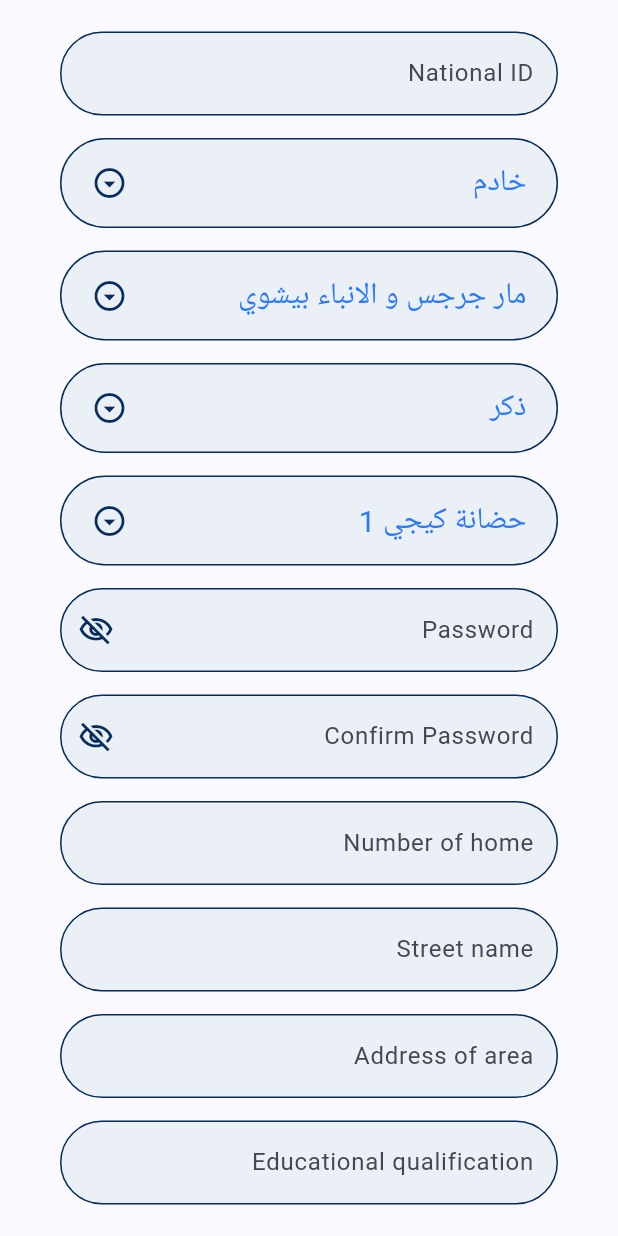
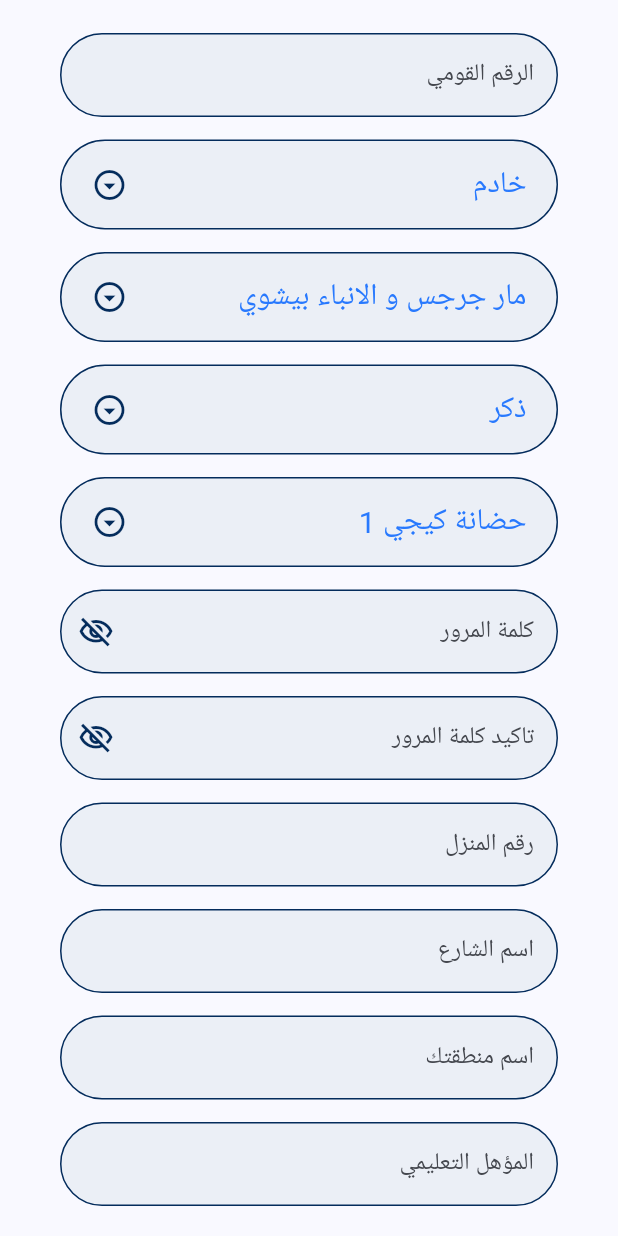
Before and after one commit to MinaYasser100/Faithful-Servant, a Flutter app: the RegisterView screen opened by its route, scrolled down 576 dp, on a phone screen of 412 x 824 dp. Run offline on Flutter 3.47's test engine with Material 3 defaults, Android fonts, the light colour scheme and no system bars; our stand-ins replace cloud_firestore, firebase_auth, firebase_core, firebase_storage, flutter_animate, flutter_bloc and 5 more; accounts and stored records are empty; network calls fail; Roboto replaces fonts that are missing (Cairo).

Commit message:
handle the language in register view

```diff
--- a/lib/core/function/address_of_area_validator.dart
+++ b/lib/core/function/address_of_area_validator.dart
@@ -1,6 +1,8 @@
+import 'package:get/get.dart';
+
 String? addressOfAreaValidator(value) {
   if (value!.isEmpty) {
-    return "Please, enter your area of name!";
+    return "Please, enter your area of name!".tr;
   }
   return null;
 }
--- a/lib/core/function/confirm_password_validator.dart
+++ b/lib/core/function/confirm_password_validator.dart
@@ -1,11 +1,13 @@
+import 'package:get/get.dart';
+
 String? confirmPasswordValidator(String? value, String originalPassword) {
   if (value == null || value.isEmpty) {
-    return 'Please enter the confirm password.';
+    return 'Please enter password again.'.tr;
   }
 
   // Check if the entered password matches the original password
   if (value != originalPassword) {
-    return 'Passwords do not match.';
+    return 'Passwords do not match.'.tr;
   }
 
   // Return null if the input is valid
--- a/lib/core/function/educational_qualification_validator.dart
+++ b/lib/core/function/educational_qualification_validator.dart
@@ -1,6 +1,8 @@
+import 'package:get/get.dart';
+
 String? educationalQualificationValidator(value) {
   if (value!.isEmpty) {
-    return 'Please, enter your educational qualification';
+    return 'Please, enter your educational qualification'.tr;
   }
   return null;
 }
--- a/lib/core/function/father_of_conession_validator.dart
+++ b/lib/core/function/father_of_conession_validator.dart
@@ -1,6 +1,8 @@
+import 'package:get/get.dart';
+
 String? fatherOfConessionValidator(value) {
   if (value!.isEmpty) {
-    return 'Please, enter your father of confession';
+    return 'Please, enter your father of confession'.tr;
   }
   return null;
 }
--- a/lib/core/function/name_validator.dart
+++ b/lib/core/function/name_validator.dart
@@ -1,10 +1,12 @@
+import 'package:get/get.dart';
+
 String? nameValidator(value) {
   if (value!.isEmpty) {
-    return 'Please enter your full name';
+    return 'Please enter your full name'.tr;
   }
   List<String> names = value.split(' ');
   if (names.length != 4) {
-    return 'Please enter your full name';
+    return 'Please enter your full name'.tr;
   }
   return null;
 }
--- a/lib/core/function/national_id_validator.dart
+++ b/lib/core/function/national_id_validator.dart
@@ -1,10 +1,12 @@
+import 'package:get/get.dart';
+
 String? nationalIdValidator(value) {
   if (value!.isEmpty) {
-    return 'Please enter your National ID';
+    return 'Please enter your National ID'.tr;
   }
   String idDigits = value.replaceAll(RegExp(r'[^0-9]'), '');
   if (idDigits.length != 14) {
-    return 'National ID should contain 14 digits';
+    return 'National ID should contain 14 digits'.tr;
   }
   return null;
 }
--- a/lib/core/function/number_of_home_validator.dart
+++ b/lib/core/function/number_of_home_validator.dart
@@ -1,16 +1,9 @@
+import 'package:get/get.dart';
+
 String? numberOfHomeValidator(String? value) {
   if (value == null || value.isEmpty) {
-    return 'Please enter a number.';
+    return 'Please enter a number of home.'.tr;
   }
-
-  // Define a regular expression for a single digit
-  RegExp singleDigitRegex = RegExp(r'^\d$');
-
-  // Check if the input matches the required pattern
-  if (!singleDigitRegex.hasMatch(value)) {
-    return 'Please enter exactly one number.';
-  }
-
   // Return null if the input is valid
   return null;
 }
--- a/lib/core/function/password_validator.dart
+++ b/lib/core/function/password_validator.dart
@@ -1,11 +1,13 @@
+import 'package:get/get.dart';
+
 String? passwordVaildator(value) {
   RegExp regex =
       RegExp(r'^(?=.*?[A-Z])(?=.*?[a-z])(?=.*?[0-9])(?=.*?[!@#\$&*~]).{8,}$');
   if (value!.isEmpty) {
-    return 'You must enter a password !';
+    return 'You must enter a password !'.tr;
   } else {
     if (!regex.hasMatch(value)) {
-      return 'This password is weak !';
+      return 'This password is weak !'.tr;
     } else {
       return null;
     }
--- a/lib/core/function/phone_validator.dart
+++ b/lib/core/function/phone_validator.dart
@@ -1,10 +1,12 @@
+import 'package:get/get.dart';
+
 String? phoneValidator(value) {
   if (value!.isEmpty) {
-    return 'Please enter your phone number';
+    return 'Please enter your phone number'.tr;
   }
   String phoneDigits = value.replaceAll(RegExp(r'[^0-9]'), '');
   if (phoneDigits.length != 11) {
-    return 'Phone number should contain 11 digits';
+    return 'Phone number should contain 11 digits'.tr;
   }
   return null;
 }
--- a/lib/core/function/street_name_validator.dart
+++ b/lib/core/function/street_name_validator.dart
@@ -1,6 +1,8 @@
+import 'package:get/get.dart';
+
 String? streetNameValidator(value) {
   if (value!.isEmpty) {
-    return "Please, enter your street name!";
+    return "Please, enter your street name!".tr;
   }
   return null;
 }
--- a/lib/core/helper/local/app_locale.dart
+++ b/lib/core/helper/local/app_locale.dart
@@ -20,6 +20,39 @@ class Applocal implements Translations {
           "Get Start": 'هيا نبدا',
           "Login": 'تسجيل الدخول',
           'Register': 'انشاء حساب جديد',
+          "successfully uploading image": 'نجحت عملية تحميل الصورة',
+          'Loading...': '...تحميل',
+          'Successfully Registration': 'نجحت عملية انشاء الحساب',
+          'The registration is successful, now go to the login':
+              'لقد نجحت عملية التسجيل يمكنك الان الذهاب الي صفحة تسجيل الدخول',
+          'Go To Login': 'تسجيل الدخول',
+          'Create Account': 'انشاء حساب جديد',
+          'Name': 'الاسم',
+          'Please enter your full name': 'ادخل اسمك رباعي',
+          'Phone number 1': 'رقم المحمول الاول',
+          'Please enter your phone number': 'ادخل رقم المحمول الاول',
+          'Phone number 2': 'رقم المحمول الثاني',
+          'Phone number should contain 11 digits':
+              'رقم المحمول يجب ان يكون 11 رقم',
+          'National ID': 'الرقم القومي',
+          'Please enter your National ID': 'ادخل الرقم القومي الخاص بك',
+          'National ID should contain 14 digits':
+              'الرقم القومي يجب ان يكون 14 رقم',
+          'You must enter a password !': 'يجب ان تنشئ كلمة مرور',
+          'This password is weak !': 'كلمة المرور ضعيف',
+          'Confirm Password': 'تاكيد كلمة المرور',
+          'Please enter password again.': 'ادخل كلمة المرور مجددا',
+          'Passwords do not match.': 'كلمة المرور غير صحيحة',
+          'Number of home': 'رقم المنزل',
+          'Please enter a number of home.': 'ادخل رقم المنزل',
+          'Street name': 'اسم الشارع',
+          "Please, enter your street name!": 'ادخل اسم الشارع',
+          'Address of area': 'اسم منطقتك',
+          "Please, enter your area of name!": 'ادخل اسم المنطقتك',
+          'Educational qualification': 'المؤهل التعليمي',
+          'Please, enter your educational qualification': 'ادخل مؤهلك التعليمي',
+          'Father of confession': 'اب الاعتراف',
+          'Please, enter your father of confession': 'ادخل اب اعترافك',
         },
         "en": {
           'email': 'Email',
@@ -37,6 +70,42 @@ class Applocal implements Translations {
           "Get Start": "Get Start",
           "Login": "Login",
           'Register': 'Register',
+          "successfully uploading image": "successfully uploading image",
+          'Loading...': 'Loading...',
+          'Successfully Registration': 'Successfully Registration',
+          'The registration is successful, now go to the login':
+              'The registration is successful, now go to the login',
+          'Go To Login': 'Go To Login',
+          'Create Account': 'Create Account',
+          'Name': 'Name',
+          'Please enter your full name': 'Please enter your full name',
+          'Phone number 1': 'Phone number 1',
+          'Please enter your phone number': 'Please enter your phone number',
+          'Phone number 2': 'Phone number 2',
+          'Phone number should contain 11 digits':
+              'Phone number should contain 11 digits',
+          'National ID': 'National ID',
+          'Please enter your National ID': 'Please enter your National ID',
+          'National ID should contain 14 digits':
+              'National ID should contain 14 digits',
+          'You must enter a password !': 'You must enter a password !',
+          'This password is weak !': 'This password is weak !',
+          'Confirm Password': 'Confirm Password',
+          'Please enter password again.': 'Please enter password again.',
+          'Passwords do not match.': 'Passwords do not match.',
+          'Number of home': 'Number of home',
+          'Please enter a number of home.': 'Please enter a number of home.',
+          'Street name': 'Street name',
+          "Please, enter your street name!": "Please, enter your street name!",
+          'Address of area': 'Address of area',
+          "Please, enter your area of name!":
+              "Please, enter your area of name!",
+          'Educational qualification': 'Educational qualification',
+          'Please, enter your educational qualification':
+              'Please, enter your educational qualification',
+          'Father of confession': 'Father of confession',
+          'Please, enter your father of confession':
+              'Please, enter your father of confession',
         },
       };
 }
--- a/lib/features/register/presentation/views/widgets/register_view_body_constent.dart
+++ b/lib/features/register/presentation/views/widgets/register_view_body_constent.dart
@@ -22,6 +22,7 @@ import 'package:faithful_servant/features/register/presentation/views/widgets/ch
 import 'package:flutter/material.dart';
 import 'package:flutter_bloc/flutter_bloc.dart';
 import 'package:flutter_easyloading/flutter_easyloading.dart';
+import 'package:get/get.dart';
 import '../../../../../core/function/successfully_show_dialog.dart';
 import 'profile_imge_widget.dart';
 
@@ -82,21 +83,21 @@ class _ReisterViewBodyContentState extends State<ReisterViewBodyContent> {
           if (state is RegisterCubitImageUploadingLoading ||
               state is RegisterCubitUserRgistrationLoading) {
             EasyLoading.show(
-              status: 'Loading...',
+              status: 'Loading...'.tr,
             );
           }
           if (state is RegisterCubitImageUploadingSuccess) {
             EasyLoading.dismiss();
-            customSnackBar(context, "successfully uploading image");
+            customSnackBar(context, "successfully uploading image".tr);
           }
           if (state is RegisterCubitPutUserInformationInFirebaseSuccess) {
             EasyLoading.dismiss();
             successfullyShowDialog(
               context: context,
-              titleText: 'Successfully Registration',
+              titleText: 'Successfully Registration'.tr,
               contentText:
-                  'لقد نجحت عملية التسجيل يمكنك الان الذهاب الي صفحة تسجيل الدخول',
-              buttonText: 'Go To Login',
+                  'The registration is successful, now go to the login'.tr,
+              buttonText: 'Go To Login'.tr,
             );
             widget.nameController.clear();
             widget.emailController.clear();
@@ -124,10 +125,10 @@ class _ReisterViewBodyContentState extends State<ReisterViewBodyContent> {
             children: [
               const NavigationBackButton(),
               const SizedBox(height: 50),
-              const Padding(
-                padding: EdgeInsets.only(left: 20),
+              Padding(
+                padding: const EdgeInsets.only(left: 20),
                 child: Text(
-                  'Create Account',
+                  'Create Account'.tr,
                   style: Styles.textStyle30,
                 ),
               ),
@@ -152,35 +153,35 @@ class _ReisterViewBodyContentState extends State<ReisterViewBodyContent> {
                       const SizedBox(height: 20),
                       CustomTextFromField(
                         textEditingController: widget.nameController,
-                        labelText: 'Name',
+                        labelText: 'Name'.tr,
                         keyboardType: TextInputType.name,
                         validator: nameValidator,
                       ),
                       const SizedBox(height: 15),
                       CustomTextFromField(
                         textEditingController: widget.emailController,
-                        labelText: 'Email',
+                        labelText: 'email'.tr,
                         keyboardType: TextInputType.emailAddress,
                         validator: emailValidator,
                       ),
                       const SizedBox(height: 15),
                       CustomTextFromField(
                         textEditingController: widget.phoneNum1Controller,
-                        labelText: 'Phone number 1',
+                        labelText: 'Phone number 1'.tr,
                         validator: phoneValidator,
                         keyboardType: TextInputType.phone,
                       ),
                       const SizedBox(height: 15),
                       CustomTextFromField(
                         textEditingController: widget.phoneNum2Controller,
-                        labelText: 'Phone number 2',
+                        labelText: 'Phone number 2'.tr,
                         validator: phoneValidator,
                         keyboardType: TextInputType.phone,
                       ),
                       const SizedBox(height: 15),
                       CustomTextFromField(
                         textEditingController: widget.nationalIDController,
-                        labelText: 'National ID',
+                        labelText: 'National ID'.tr,
                         keyboardType: TextInputType.number,
                         validator: nationalIdValidator,
                       ),
@@ -227,7 +228,7 @@ class _ReisterViewBodyContentState extends State<ReisterViewBodyContent> {
                       const SizedBox(height: 15),
                       CustomTextFromField(
                         textEditingController: widget.passwordController,
-                        labelText: 'Password',
+                        labelText: 'password'.tr,
                         iconData:
                             BlocProvider.of<RegisterCubit>(context).suffixIcon,
                         keyboardType: TextInputType.visiblePassword,
@@ -242,7 +243,7 @@ class _ReisterViewBodyContentState extends State<ReisterViewBodyContent> {
                       const SizedBox(height: 15),
                       CustomTextFromField(
                         textEditingController: widget.confirmPasswordController,
-                        labelText: 'Confirm Password',
+                        labelText: 'Confirm Password'.tr,
                         iconData: BlocProvider.of<RegisterCubit>(context)
                             .confirmSuffixIcon,
                         suffixOnPressed: () {
@@ -258,28 +259,28 @@ class _ReisterViewBodyContentState extends State<ReisterViewBodyContent> {
                       const SizedBox(height: 15),
                       CustomTextFromField(
                         textEditingController: widget.numberOfHomeController,
-                        labelText: 'Number of home',
+                        labelText: 'Number of home'.tr,
                         validator: numberOfHomeValidator,
                         keyboardType: TextInputType.text,
                       ),
                       const SizedBox(height: 15),
                       CustomTextFromField(
                         textEditingController: widget.streetNameController,
-                        labelText: 'Street name',
+                        labelText: 'Street name'.tr,
                         validator: streetNameValidator,
                         keyboardType: TextInputType.text,
                       ),
                       const SizedBox(height: 15),
                       CustomTextFromField(
                         textEditingController: widget.addressOfAreaController,
-                        labelText: 'Address of area',
+                        labelText: 'Address of area'.tr,
                         validator: addressOfAreaValidator,
                         keyboardType: TextInputType.text,
                       ),
                       const SizedBox(height: 15),
                       CustomTextFromField(
                         textEditingController: widget.qualificationController,
-                        labelText: 'Educational qualification',
+                        labelText: 'Educational qualification'.tr,
                         validator: educationalQualificationValidator,
                         keyboardType: TextInputType.text,
                       ),
@@ -287,13 +288,13 @@ class _ReisterViewBodyContentState extends State<ReisterViewBodyContent> {
                       CustomTextFromField(
                         textEditingController:
                             widget.fatherOfConfessionController,
-                        labelText: 'Father of confession',
+                        labelText: 'Father of confession'.tr,
                         validator: fatherOfConessionValidator,
                         keyboardType: TextInputType.text,
                       ),
                       const SizedBox(height: 50),
                       CustomTextButton(
-                        textButton: "Create Account",
+                        textButton: 'Create Account'.tr,
                         onPressed: () {
                           if (widget.fromKey.currentState!.validate()) {
                             BlocProvider.of<RegisterCubit>(context)
```
